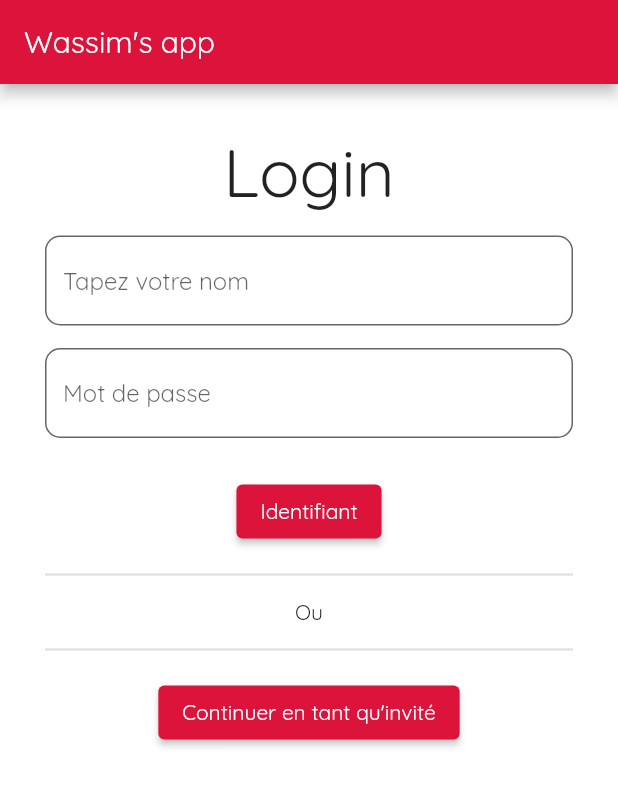
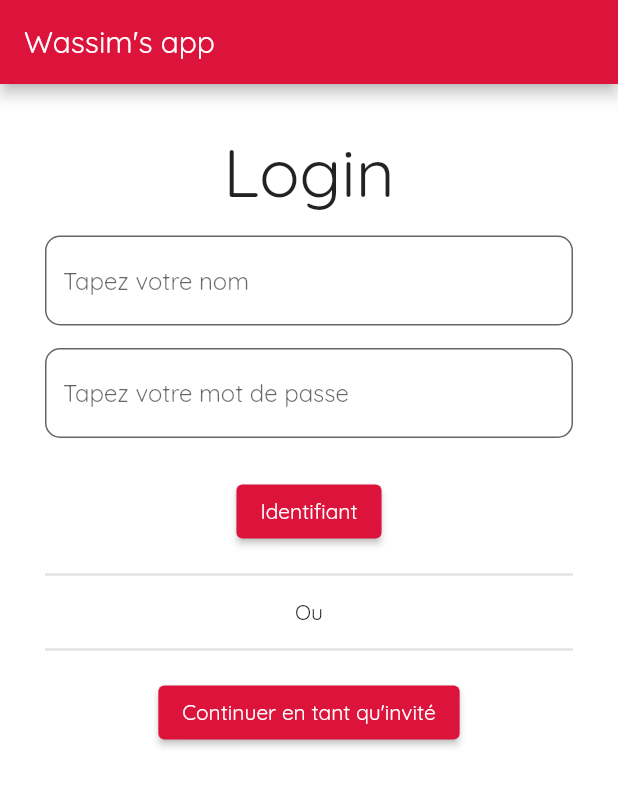
Before and after one commit to wassimouricha/flutter_application_2, a Flutter app: the screen it shows after launch, on a phone screen of 412 x 824 dp. Shown: the top 786 px of the screen. Run offline on Flutter 3.47's test engine with Material 2 defaults, Android fonts, the phone set to English and light mode, and no system bars.

Commit message:
v4 , fonctionne

```diff
--- a/lib/main.dart
+++ b/lib/main.dart
@@ -1,4 +1,4 @@
-// ignore_for_file: prefer_const_constructors, prefer_const_literals_to_create_immutables, avoid_print, use_key_in_widget_constructors
+// ignore_for_file: prefer_const_constructors, prefer_const_literals_to_create_immutables, avoid_print, use_key_in_widget_constructors, non_constant_identifier_names
 
 import 'package:flutter/material.dart';
 import 'themes.dart';
@@ -40,22 +40,29 @@ class Wassimus extends StatelessWidget {
           "Login",
           style: TextStyle(fontSize: 45),
         ),
-        Padding(
-          padding: EdgeInsets.symmetric(vertical: 15),
-          child: TextField(
-            decoration: InputDecoration(
-                hintText: "Tapez votre nom"), //textfield est un champ de texte
-          ),
-        ),
+        // Padding(
+        //   padding: EdgeInsets.symmetric(vertical: 15),
+        //   child: TextField(
+        //     decoration: InputDecoration(
+        //         hintText: "Tapez votre nom"), //textfield est un champ de texte
+        //   ),
+        // ),
 
         // Row(
         //   children: [
-        //iciavec row je fais une sorte de container horizontale avec comme enfant les deux widget bouton que j'ai crée précédement
+        //ici avec row je fais une sorte de container horizontale avec comme enfant les deux widget bouton que j'ai crée précédement
+        CustomTextField(hinText:"Tapez votre nom" , padding:EdgeInsets.symmetric(vertical: 15),longueurMaximale: 20,),
         CustomTextField(
-            padding: EdgeInsets.only(bottom: 15),
-            hinText: "Mot de passe ",
-            obscureText: true,
-            longueurMinimale:5), //ici avec l'importation de mon customtextfield hintext et obscuretext j'ai juste a indiqué les parametres dans le widget
+          padding: EdgeInsets.only(bottom: 15),
+          hinText: "Tapez votre mot de passe ",
+          obscureText: true,
+          longueurMinimale: 5,
+          longueurMaximale: 10,
+          valueSet: (valid, TextEntree) {
+
+            print(TextEntree);
+          },
+        ), //ici avec l'importation de mon customtextfield hintext et obscuretext j'ai juste a indiqué les parametres dans le widget
 
         Padding(
           padding: EdgeInsets.all(10),
--- a/lib/themes.dart
+++ b/lib/themes.dart
@@ -10,6 +10,7 @@ class Themes {
   final ThemeData theme1 = ThemeData(
     appBarTheme: AppBarTheme(backgroundColor: Color(0xFFDC143C)),
     fontFamily: "Quicksand",
+    primaryColor: Color.fromARGB(255, 20, 107, 220),
     inputDecorationTheme: InputDecorationTheme(
         border: OutlineInputBorder(
             borderRadius: BorderRadius.all(Radius.circular(10))),
```
Also changed, not shown: lib/customTextFIeld.dart (+26 -7 lines).
